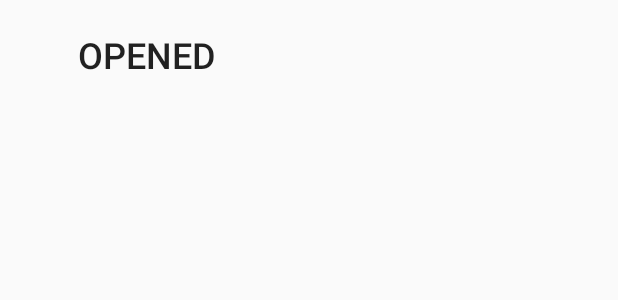
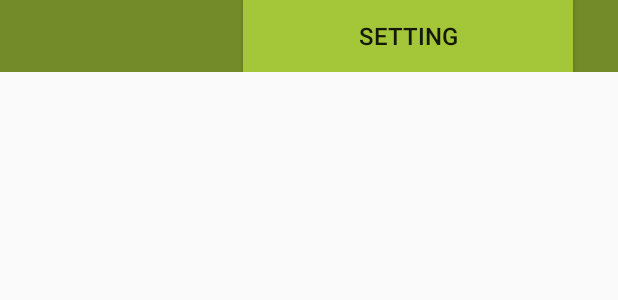
Before and after one commit to Jessssica33/DataReceiver, an Android app: the layout activity_main.xml on its own in the app's theme, with its tools: preview values and no code run, on a phone screen of 412 x 824 dp. Shown: the top 300 px of the screen. Run offline under Robolectric (Android 15) with nearby library versions, the phone set to English and light mode, and no system bars.

Commit message:
Add Setting button on UI and add a setting page for choosing connection device

```diff
--- a/app/build.gradle
+++ b/app/build.gradle
@@ -22,6 +22,7 @@ dependencies {
     implementation fileTree(dir: 'libs', include: ['*.jar'])
     implementation 'com.android.support:appcompat-v7:26.1.0'
     implementation 'com.android.support.constraint:constraint-layout:1.0.2'
+    implementation 'com.android.support:design:26.1.0'
     testImplementation 'junit:junit:4.12'
     androidTestImplementation 'com.android.support.test:runner:1.0.1'
     androidTestImplementation 'com.android.support.test.espresso:espresso-core:3.0.1'
--- a/app/src/main/AndroidManifest.xml
+++ b/app/src/main/AndroidManifest.xml
@@ -19,6 +19,12 @@
                 <category android:name="android.intent.category.LAUNCHER" />
             </intent-filter>
         </activity>
+        <activity android:name=".SettingsActivity" android:label="Settings"
+            android:parentActivityName=".MainActivity">
+            <meta-data
+                android:name="android.support.PARENT_ACTIVITY"
+                android:value=".MainActivity"/>
+        </activity>
     </application>
 
 </manifest>
--- a/app/src/main/res/layout/activity_main.xml
+++ b/app/src/main/res/layout/activity_main.xml
@@ -8,23 +8,32 @@
     tools:context="com.fieldbook.tracker.datareceiver.MainActivity">
 
     <android.support.v7.widget.FitWindowsLinearLayout
-        android:layout_width="wrap_content"
+        android:layout_width="match_parent"
         android:layout_height="wrap_content"
-        android:orientation="horizontal">
+        android:orientation="horizontal"
+        android:weightSum="2"
+        android:background="@color/colorGreen">
+
         <TextView
             android:layout_width="wrap_content"
             android:layout_height="wrap_content"
             android:id="@+id/connectionInfo"
-            android:layout_margin="20dp"
-            android:textSize="24dp"/>
-        <android.support.v7.widget.AppCompatButton
+            android:layout_marginLeft="30dp"
+            android:textSize="16dp"
+            android:layout_weight="1"/>/>
+
+        <Button
             android:layout_width="wrap_content"
             android:layout_height="wrap_content"
-            android:text="opened"
-            android:id="@+id/opened"
-            android:textSize="24dp"
-            android:layout_marginTop="10dp"
-            style="?android:attr/borderlessButtonStyle"/>
+            android:text="Setting"
+            android:id="@+id/setting"
+            android:textSize="16dp"
+            android:layout_marginRight="30dp"
+            android:layout_weight="1"
+            android:background="@color/colorLightGreen"/>
+
+
+
     </android.support.v7.widget.FitWindowsLinearLayout>
     <TextView
         android:layout_width="wrap_content"
--- a/app/src/main/res/values/colors.xml
+++ b/app/src/main/res/values/colors.xml
@@ -3,4 +3,8 @@
     <color name="colorPrimary">#3F51B5</color>
     <color name="colorPrimaryDark">#303F9F</color>
     <color name="colorAccent">#FF4081</color>
+    <color name="colorGreen">#738b28</color>
+    <color name="colorLightGreen">#a4c639</color>
+    <color name="colorDarkGreen">#002700</color>
+    <color name="colorDarkGray">#838383</color>
 </resources>
--- a/app/src/main/res/values/strings.xml
+++ b/app/src/main/res/values/strings.xml
@@ -1,3 +1,5 @@
 <resources>
     <string name="app_name">DataReceiver</string>
+    <string name="device">Devices</string>
+    <string name="list_summary">Please choose one device which can create bluetooth connection</string>
 </resources>
--- a/build.gradle
+++ b/build.gradle
@@ -7,7 +7,7 @@ buildscript {
         jcenter()
     }
     dependencies {
-        classpath 'com.android.tools.build:gradle:3.0.1'
+        classpath 'com.android.tools.build:gradle:3.1.2'
 
 
         // NOTE: Do not place your application dependencies here; they belong
```
Also changed, not shown: app/src/main/java/com/fieldbook/tracker/datareceiver/BluetoothClient.java (+8 -6 lines), app/src/main/java/com/fieldbook/tracker/datareceiver/MainActivity.java (+112 -15 lines), app/src/main/java/com/fieldbook/tracker/datareceiver/SettingsActivity.java (added, +43 -0 lines), app/src/main/java/com/fieldbook/tracker/datareceiver/SettingsFragment.java (added, +14 -0 lines), app/src/main/res/drawable/ic_bluetooth_searching_black_24dp.xml (added, +9 -0 lines), app/src/main/res/drawable/ic_router_black_24dp.xml (added, +9 -0 lines), app/src/main/res/values/styles.xml (+8 -2 lines), app/src/main/res/xml/setting.xml (added, +19 -0 lines), gradle/wrapper/gradle-wrapper.properties.
